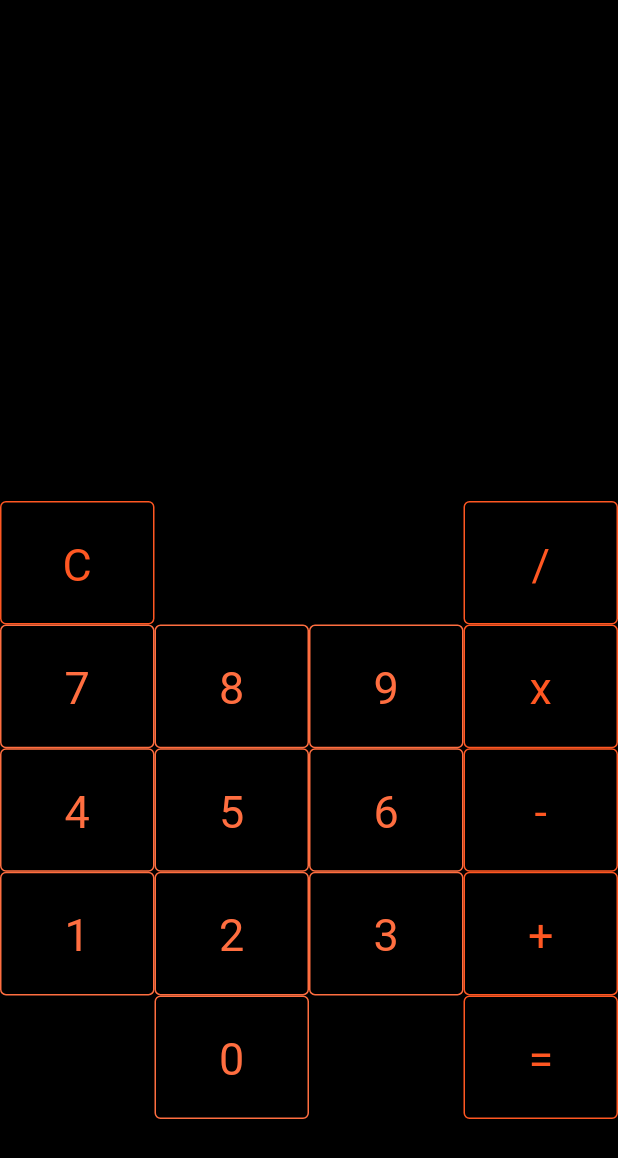
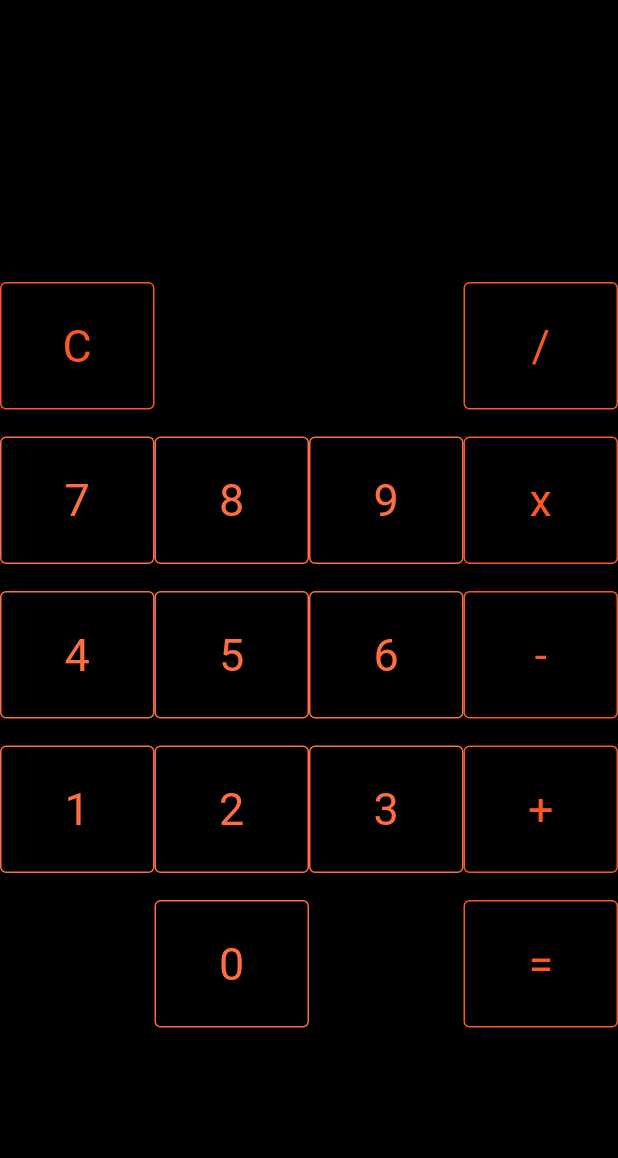
Before and after one commit to Aleksander213/calculator, a Flutter app: the screen it shows after launch, on a phone screen of 412 x 824 dp. Shown: the top 1158 px of the screen. Run offline on Flutter 3.47's test engine with Material 2 defaults, Android fonts, the phone set to English and light mode, and no system bars.

Commit message:
Merge remote-tracking branch 'origin/master'
# Conflicts:
#	lib/calculator.dart

```diff
--- a/lib/calculator.dart
+++ b/lib/calculator.dart
@@ -25,9 +25,9 @@ class _CalculatorState extends State<Calculator> {
             const SizedBox(height: 20),
             Text(answer, style: const TextStyle(fontSize: 48, color: Colors.orange)),
           ],),),
-          const SizedBox(height: 195),
+          const SizedBox(height: 40),
           Container(
-            height: MediaQuery.of(context).size.height * 0.1,
+            height: MediaQuery.of(context).size.height * 0.125,
             alignment: Alignment.centerRight, child:
           Row(mainAxisAlignment: MainAxisAlignment.spaceBetween, children: [
             Expanded(child:
@@ -54,7 +54,7 @@ class _CalculatorState extends State<Calculator> {
             }, child: const Text(style: atb,'/')),),
           ],),),
           Container(
-            height: MediaQuery.of(context).size.height * 0.1,
+            height: MediaQuery.of(context).size.height * 0.125,
             child:
             Row(mainAxisAlignment: MainAxisAlignment.spaceBetween, children: [
               Expanded(child:
@@ -102,7 +102,7 @@ class _CalculatorState extends State<Calculator> {
               }, child: const Text(style: atb,'x')),),
             ],),),
           Container(
-            height: MediaQuery.of(context).size.height * 0.1,
+            height: MediaQuery.of(context).size.height * 0.125,
             child:
             Row(mainAxisAlignment: MainAxisAlignment.spaceBetween, children: [
               Expanded(child:
@@ -150,7 +150,7 @@ class _CalculatorState extends State<Calculator> {
               }, child: const Text(style: atb,'-')),),
             ],),),
           Container(
-            height: MediaQuery.of(context).size.height * 0.1,
+            height: MediaQuery.of(context).size.height * 0.125,
             child:
             Row(mainAxisAlignment: MainAxisAlignment.spaceBetween, children: [
               Expanded(child:
@@ -198,7 +198,7 @@ class _CalculatorState extends State<Calculator> {
               }, child: const Text(style: atb,'+')),),
             ],),),
           Container(
-            height: MediaQuery.of(context).size.height * 0.1,
+            height: MediaQuery.of(context).size.height * 0.125,
             child:
             Row(mainAxisAlignment: MainAxisAlignment.spaceBetween, children: [
               Expanded(child:
```
